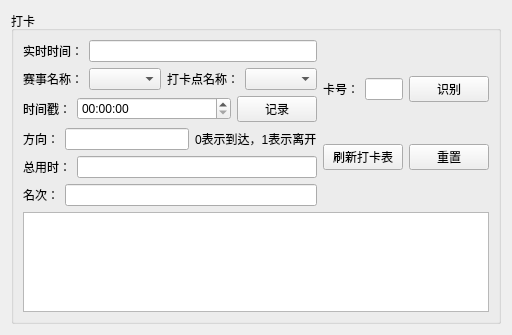
Above: CrossroadGradeManageSystem/pages/signup/signup.ui from JyamlamLaiHust/MotorcrossManagementSystem before the change. Below: the same form after it.
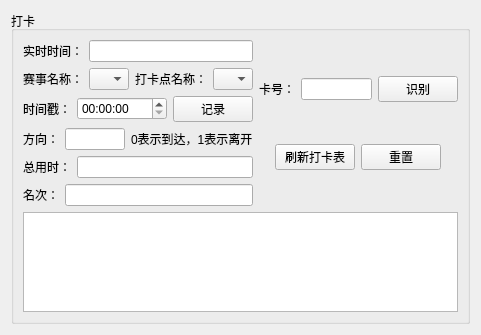
That is the form after the change.

What changed in the file:
```diff
--- a/CrossroadGradeManageSystem/pages/signup/signup.ui
+++ b/CrossroadGradeManageSystem/pages/signup/signup.ui
@@ -46,7 +46,13 @@
            </widget>
           </item>
           <item>
-           <widget class="QComboBox" name="eventName_comboBox"/>
+           <widget class="QComboBox" name="eventName_comboBox">
+            <item>
+             <property name="text">
+              <string/>
+             </property>
+            </item>
+           </widget>
           </item>
           <item>
            <widget class="QLabel" name="checkPointName_label">
@@ -56,7 +62,13 @@
            </widget>
           </item>
           <item>
-           <widget class="QComboBox" name="checkPoint_comboBox"/>
+           <widget class="QComboBox" name="checkPoint_comboBox">
+            <item>
+             <property name="text">
+              <string/>
+             </property>
+            </item>
+           </widget>
           </item>
          </layout>
         </item>
```
